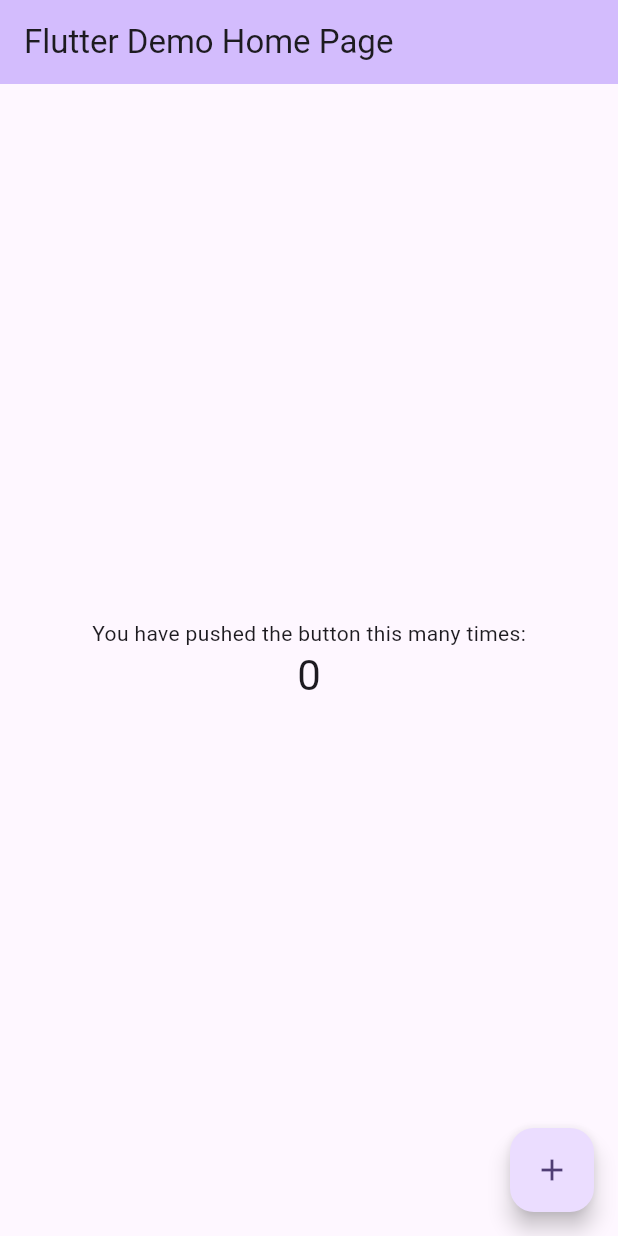
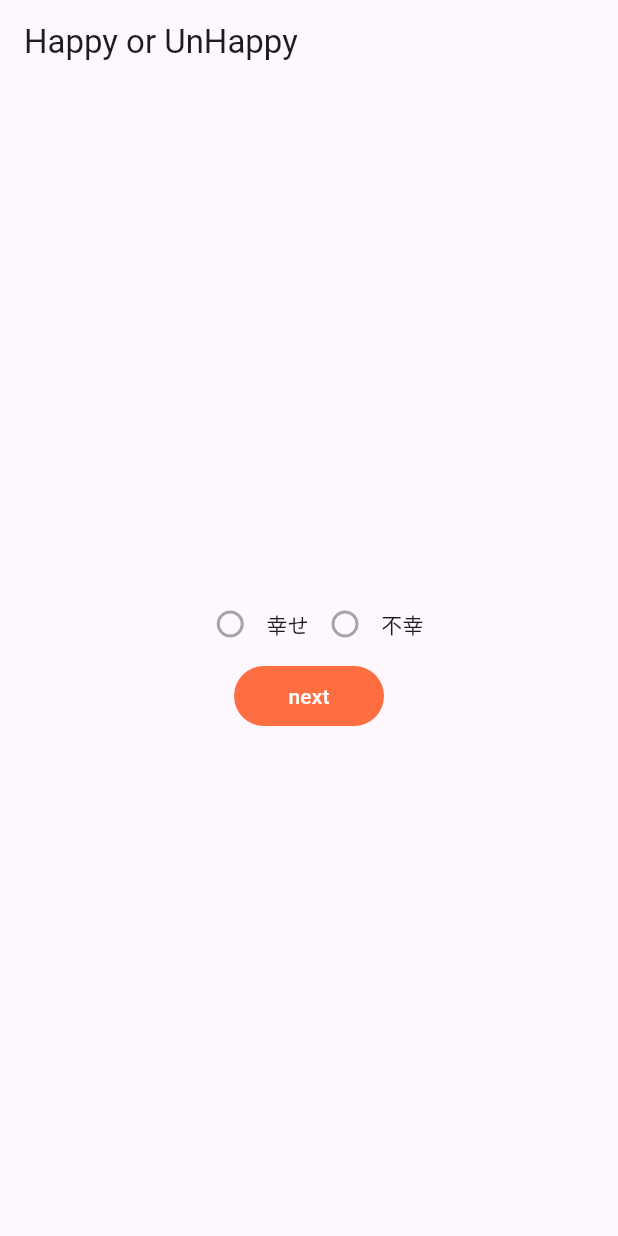
Before and after one commit to nekomochi123/everyday_practice, a Flutter app: the screen it shows after launch, on a phone screen of 412 x 824 dp. Run offline on Flutter 3.47's test engine with Material 3 defaults, Android fonts, the phone set to English and light mode, and no system bars; our stand-ins replace flutter_hooks, hooks_riverpod.

Commit message:
[add]ui作成とか

```diff
--- /dev/null
+++ b/lib/domain/happy_unhappy_viewmodel.dart
@@ -0,0 +1,5 @@
+import 'package:flutter/material.dart';
+import 'package:hooks_riverpod/hooks_riverpod.dart';
+
+final happyProvider = StateProvider<int>((ref) => 0);
+final unhappyProvider = StateProvider<int>((ref) => 0);
--- a/lib/main.dart
+++ b/lib/main.dart
@@ -1,125 +1,26 @@
 import 'package:flutter/material.dart';
+import 'package:hooks_riverpod/hooks_riverpod.dart';
+import 'package:everyday_practice/ui/happy_unhappy_screen.dart';
 
 void main() {
-  runApp(const MyApp());
+  runApp(
+    const ProviderScope(
+      child: MyApp(),
+    ),
+  );
 }
 
 class MyApp extends StatelessWidget {
   const MyApp({super.key});
-
-  // This widget is the root of your application.
   @override
   Widget build(BuildContext context) {
     return MaterialApp(
       title: 'Flutter Demo',
       theme: ThemeData(
-        // This is the theme of your application.
-        //
-        // TRY THIS: Try running your application with "flutter run". You'll see
-        // the application has a purple toolbar. Then, without quitting the app,
-        // try changing the seedColor in the colorScheme below to Colors.green
-        // and then invoke "hot reload" (save your changes or press the "hot
-        // reload" button in a Flutter-supported IDE, or press "r" if you used
-        // the command line to start the app).
-        //
-        // Notice that the counter didn't reset back to zero; the application
-        // state is not lost during the reload. To reset the state, use hot
-        // restart instead.
-        //
-        // This works for code too, not just values: Most code changes can be
-        // tested with just a hot reload.
         colorScheme: ColorScheme.fromSeed(seedColor: Colors.deepPurple),
         useMaterial3: true,
       ),
-      home: const MyHomePage(title: 'Flutter Demo Home Page'),
+      home: const HappyUnHappyScreen(),
     );
   }
 }
-
-class MyHomePage extends StatefulWidget {
-  const MyHomePage({super.key, required this.title});
-
-  // This widget is the home page of your application. It is stateful, meaning
-  // that it has a State object (defined below) that contains fields that affect
-  // how it looks.
-
-  // This class is the configuration for the state. It holds the values (in this
-  // case the title) provided by the parent (in this case the App widget) and
-  // used by the build method of the State. Fields in a Widget subclass are
-  // always marked "final".
-
-  final String title;
-
-  @override
-  State<MyHomePage> createState() => _MyHomePageState();
-}
-
-class _MyHomePageState extends State<MyHomePage> {
-  int _counter = 0;
-
-  void _incrementCounter() {
-    setState(() {
-      // This call to setState tells the Flutter framework that something has
-      // changed in this State, which causes it to rerun the build method below
-      // so that the display can reflect the updated values. If we changed
-      // _counter without calling setState(), then the build method would not be
-      // called again, and so nothing would appear to happen.
-      _counter++;
-    });
-  }
-
-  @override
-  Widget build(BuildContext context) {
-    // This method is rerun every time setState is called, for instance as done
-    // by the _incrementCounter method above.
-    //
-    // The Flutter framework has been optimized to make rerunning build methods
-    // fast, so that you can just rebuild anything that needs updating rather
-    // than having to individually change instances of widgets.
-    return Scaffold(
-      appBar: AppBar(
-        // TRY THIS: Try changing the color here to a specific color (to
-        // Colors.amber, perhaps?) and trigger a hot reload to see the AppBar
-        // change color while the other colors stay the same.
-        backgroundColor: Theme.of(context).colorScheme.inversePrimary,
-        // Here we take the value from the MyHomePage object that was created by
-        // the App.build method, and use it to set our appbar title.
-        title: Text(widget.title),
-      ),
-      body: Center(
-        // Center is a layout widget. It takes a single child and positions it
-        // in the middle of the parent.
-        child: Column(
-          // Column is also a layout widget. It takes a list of children and
-          // arranges them vertically. By default, it sizes itself to fit its
-          // children horizontally, and tries to be as tall as its parent.
-          //
-          // Column has various properties to control how it sizes itself and
-          // how it positions its children. Here we use mainAxisAlignment to
-          // center the children vertically; the main axis here is the vertical
-          // axis because Columns are vertical (the cross axis would be
-          // horizontal).
-          //
-          // TRY THIS: Invoke "debug painting" (choose the "Toggle Debug Paint"
-          // action in the IDE, or press "p" in the console), to see the
-          // wireframe for each widget.
-          mainAxisAlignment: MainAxisAlignment.center,
-          children: <Widget>[
-            const Text(
-              'You have pushed the button this many times:',
-            ),
-            Text(
-              '$_counter',
-              style: Theme.of(context).textTheme.headlineMedium,
-            ),
-          ],
-        ),
-      ),
-      floatingActionButton: FloatingActionButton(
-        onPressed: _incrementCounter,
-        tooltip: 'Increment',
-        child: const Icon(Icons.add),
-      ), // This trailing comma makes auto-formatting nicer for build methods.
-    );
-  }
-}
--- /dev/null
+++ b/lib/ui/confession_screen.dart
@@ -0,0 +1,46 @@
+import 'package:flutter/material.dart';
+import 'package:hooks_riverpod/hooks_riverpod.dart';
+
+class HappyUnHappyScreen extends HookConsumerWidget {
+  const HappyUnHappyScreen({super.key});
+
+  @override
+  Widget build(BuildContext context, WidgetRef ref) {
+    return Scaffold(
+      appBar: AppBar(
+        title: const Text('Happy or UnHappy'),
+      ),
+      body: Center(
+        child: Column(
+          mainAxisAlignment: MainAxisAlignment.center,
+          children: <Widget>[
+            const Row(
+              mainAxisAlignment: MainAxisAlignment.center,
+              children: <Widget>[
+                Radio(value: 0,
+                    groupValue:null,
+                    onChanged: null),
+                Text('幸せ'),
+                Radio(value: 1,
+                    groupValue:null,
+                    onChanged: null),
+                Text('不幸'),
+              ],
+            ),
+            SizedBox(
+              width: 100,
+              child: TextButton(
+                style: TextButton.styleFrom(
+                  foregroundColor: Colors.white,
+                  backgroundColor: Colors.deepOrangeAccent,
+                ),
+                child: const Text('next'),
+                onPressed: () {},
+              ),
+            ),
+          ],
+        ),
+      ),
+    );
+  }
+}
--- /dev/null
+++ b/lib/ui/happy_unhappy_screen.dart
@@ -0,0 +1,50 @@
+import 'package:flutter/material.dart';
+import 'package:flutter_hooks/flutter_hooks.dart';
+import 'package:hooks_riverpod/hooks_riverpod.dart';
+import 'package:everyday_practice/domain/happy_unhappy_viewmodel.dart';
+
+class HappyUnHappyScreen extends HookConsumerWidget {
+  const HappyUnHappyScreen({super.key});
+
+  @override
+  Widget build(BuildContext context, WidgetRef ref) {
+    final radio_happy = ref.watch(happyProvider);
+    final radio_unhappy = ref.watch(unhappyProvider);
+    return Scaffold(
+      appBar: AppBar(
+        title: const Text('Happy or UnHappy'),
+      ),
+      body: Center(
+        child: Column(
+          mainAxisAlignment: MainAxisAlignment.center,
+          children: <Widget>[
+            const Row(
+              mainAxisAlignment: MainAxisAlignment.center,
+              children: <Widget>[
+                Radio(value: 0,
+                    groupValue:null,
+                    onChanged: null),
+                Text('幸せ'),
+                Radio(value: 1,
+                    groupValue:null,
+                    onChanged: null),
+                Text('不幸'),
+              ],
+            ),
+            SizedBox(
+              width: 100,
+              child: TextButton(
+                style: TextButton.styleFrom(
+                  foregroundColor: Colors.white,
+                  backgroundColor: Colors.deepOrangeAccent,
+                ),
+                child: const Text('next'),
+                onPressed: () {},
+              ),
+            ),
+          ],
+        ),
+      ),
+    );
+  }
+}
--- a/pubspec.yaml
+++ b/pubspec.yaml
@@ -30,9 +30,11 @@ environment:
 dependencies:
   flutter:
     sdk: flutter
+  flutter_hooks: ^0.20.5
+  hooks_riverpod: ^2.5.1
   freezed_annotation: ^2.4.1
-  flutter_riverpod: ^2.4.10
-  json_serializable: ^6.6.1
+  json_annotation: ^4.8.1
+
 
   # The following adds the Cupertino Icons font to your application.
   # Use with the CupertinoIcons class for iOS style icons.
```
Also changed, not shown: pubspec.lock, 1 other file.
